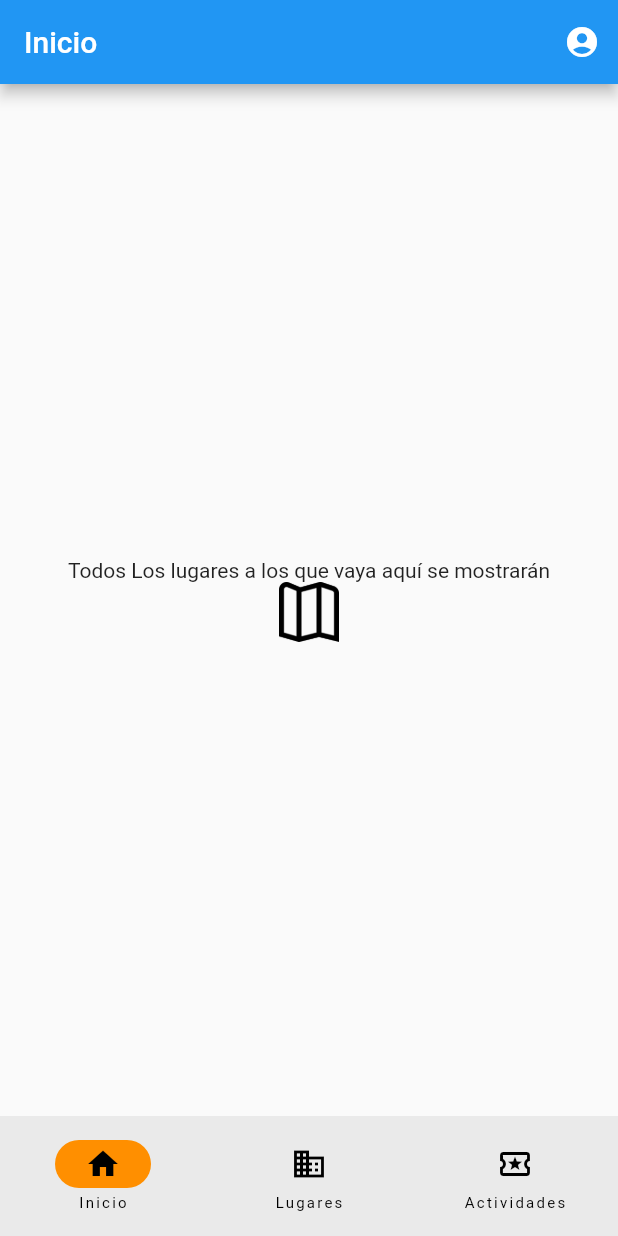
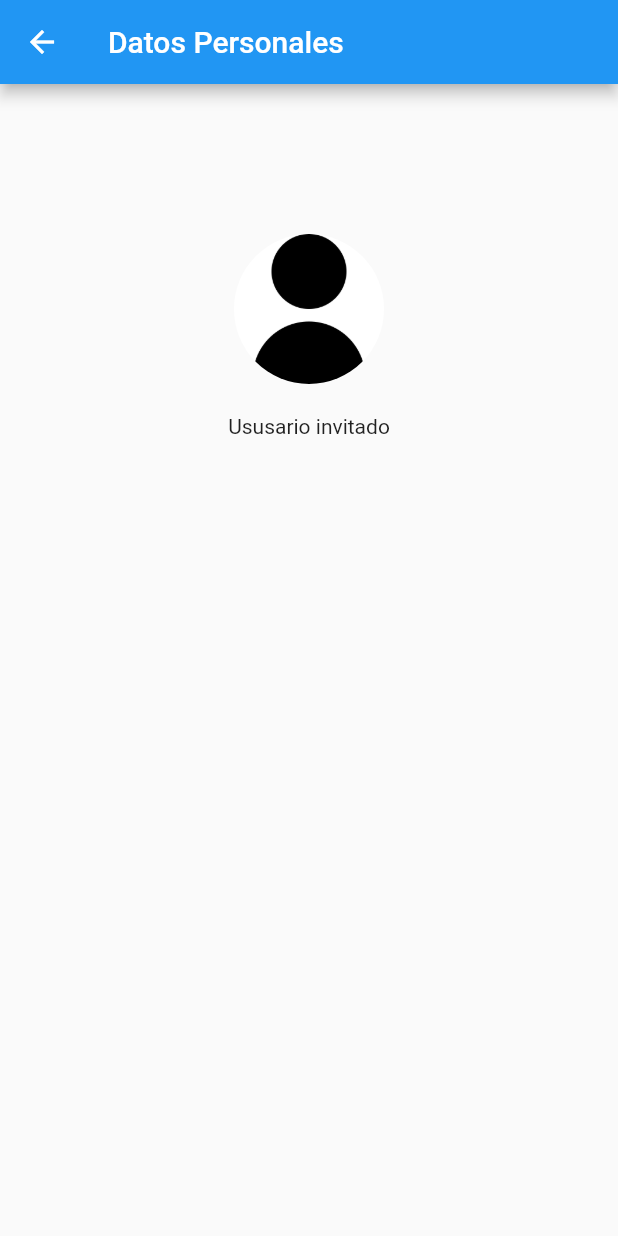
Before and after one commit to RubenTorresNava/proyectoflutter, a Flutter app: the screen it shows after launch, after a tap on the "account circle" icon, on a phone screen of 412 x 824 dp. Run offline on Flutter 3.47's test engine with Material 2 defaults, Android fonts, the phone set to English and light mode, and no system bars.

Commit message:
se agrego unabarra de busqueda en home screen, pantalla de informacion de la cuenta

```diff
--- /dev/null
+++ b/lib/Screens/cuenta.dart
@@ -0,0 +1,28 @@
+import 'package:flutter/material.dart';
+
+class Cuenta extends StatelessWidget {
+  const Cuenta({super.key});
+
+  @override
+  Widget build(BuildContext context) {
+    return Scaffold(
+      appBar: AppBar(
+        title: Text('Datos Personales'),
+      ),
+      body: const Center(
+        child: Column(
+          children: [
+            SizedBox(height: 100,),
+            CircleAvatar(
+              maxRadius: 50,
+              backgroundColor: Colors.white,
+              backgroundImage: AssetImage("assets/usuario.png"),
+            ),
+            SizedBox(height: 20,),
+            Text("Ususario invitado"),
+          ],
+        ),
+      ),
+    );
+  }
+}
--- a/lib/Screens/home_screen.dart
+++ b/lib/Screens/home_screen.dart
@@ -18,12 +18,17 @@ class navprincipal extends State<navar> {
       'Cosas por Hacer',
       style: optionStyle,
     ),
+    Text(
+      'Favoritos',
+      style: optionStyle
+    )
   ];
   int titloSelect=0;
   static const List<Widget>titulos=<Widget>[
     Text('Inicio'),
     Text('Lugares'),
     Text('Cosas por Hacer'),
+    Text('Favoritos')
   ];
   @override
   Widget build(BuildContext context) {
@@ -34,7 +39,9 @@ class navprincipal extends State<navar> {
           IconButton(
             icon: Icon(Icons.account_circle),
             tooltip: "Cuenta",
-            onPressed: (){},
+            onPressed: (){
+              Navigator.of(context).pushNamed('/cuenta');
+            },
           ),
         ],
       ),
@@ -45,7 +52,7 @@ class navprincipal extends State<navar> {
             textoSelect = index;
           });
         },
-        indicatorColor: Colors.amber[800],
+        indicatorColor: Colors.blue,
         selectedIndex:titloSelect,
         destinations: const <Widget>[
           NavigationDestination(
@@ -62,21 +69,62 @@ class navprincipal extends State<navar> {
             icon: Icon(Icons.local_activity_outlined),
             label: 'Actividades',
           ),
+          NavigationDestination(
+              selectedIcon: Icon(Icons.favorite),
+              icon: Icon(Icons.favorite_outline),
+              label: 'Favoritos'
+          )
         ],
       ),
       body: <Widget>[
+        Padding(
+          padding: const EdgeInsets.all(8),
+          child: Column(
+            children: [
+              SearchAnchor(
+                builder: (BuildContext context, SearchController controller) {
+                  return SearchBar(
+                    controller: controller,
+                    padding: const MaterialStatePropertyAll<EdgeInsets>(
+                      EdgeInsets.symmetric(horizontal: 16.0),
+                    ),
+                    onTap: () {
+                      controller.openView();
+                    },
+                    onChanged: (_) {
+                      controller.openView();
+                    },
+                    leading: const Icon(Icons.search),
+                    hintText: "¿A dónde te gustaría ir?",
+                  );
+                },
+                suggestionsBuilder: (BuildContext context, SearchController controller) {
+                  return List<Widget>.generate(5, (int index) {
+                    final String item = 'item $index';
+                    return ListTile(
+                      title: Text(item),
+                      onTap: () {
+                        setState(() {
+                          controller.closeView(item);
+                        });
+                      },
+                    );
+                  });
+                },
+              ),
               Container(
+                padding: const EdgeInsets.only(top: 200),
                 alignment: Alignment.center,
-            child: Center(
                 child: Column(
                   mainAxisAlignment: MainAxisAlignment.center,
                   children: [
-                  Text("Todos Los lugares a los que vaya aquí se mostrarán"),
-                  Image.asset("assets/mapa.png", height: 40, width: 40,),
+                    Text("Todos los lugares a los que vayas aquí se mostrarán"),
+                    Image.asset("assets/mapa.png", height: 40, width: 40),
                   ],
                 ),
-            )
-
+              ),
+            ],
+          ),
         ),
         Container(
           //color: Colors.green,
@@ -106,21 +154,6 @@ class navprincipal extends State<navar> {
                     color: Colors.grey[200],
                     child: Row(
                       mainAxisAlignment: MainAxisAlignment.center,
-                    children: [
-                      Text("Ha dónde ir"),
-                      SizedBox(width: 10,),
-                      Image.asset("assets/buscar-ubicacion.png", height: 30, width: 30,)
-                      ],
-                  ),
-                )
-              ),
-              Padding(
-                padding: const EdgeInsets.all(8),
-                child: Container(
-                    height: 100,
-                    color: Colors.grey[200],
-                    child: Row(
-                      mainAxisAlignment: MainAxisAlignment.center,
                       children:[
                         Text("Dónde comer"),
                         SizedBox(width: 10),
@@ -137,21 +170,6 @@ class navprincipal extends State<navar> {
           child: ListView(
             padding: const EdgeInsets.all(8),
             children: <Widget>[
-              Padding(
-                padding: const EdgeInsets.all(8),
-                child: Container(
-                height: 100,
-                color: Colors.grey[200],
-                  child: Row(
-                    mainAxisAlignment: MainAxisAlignment.center,
-                    children:[
-                      Text("Recorridos"),
-                      SizedBox(width: 10),
-                      Image.asset("assets/ruta.png", height: 30, width: 30)
-                    ],
-                  )
-                ),
-              ),
               Padding(
                 padding: const EdgeInsets.all(8),
                 child: Container(
@@ -185,6 +203,9 @@ class navprincipal extends State<navar> {
             ],
           ),
         ),
+        const Center(
+          child: Text("Inicia sesión para ver tus lugares favóritos"),
+        )
       ][titloSelect],
     );
   }
--- a/lib/main.dart
+++ b/lib/main.dart
@@ -1,4 +1,5 @@
 import 'package:flutter/material.dart';
+import 'package:reporte/Screens/cuenta.dart';
 import 'package:reporte/models/navar.dart';
 
 void main() => runApp(MyApp());
@@ -7,9 +8,13 @@ class MyApp extends StatelessWidget {
 
   @override
   Widget build(BuildContext context) {
-    return const MaterialApp(
+    return MaterialApp(
         debugShowCheckedModeBanner: false,
-        home:navar()
+      initialRoute: '/',
+      routes: {
+          '/': (context)=>const navar(),
+          '/cuenta': (context)=>Cuenta(),
+      },
     );
   }
 }
```
Also changed, not shown: assets/usuario.png (added), lib/Screens/opcion2.dart (deleted). Lines whose indentation alone changed are shown as unchanged.
